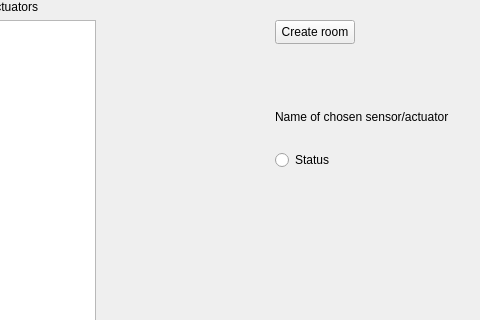
Old version of the form DomoticaGUI/mainwindow.ui in the repository Wboerenkamps/domitica; both pictures show x 265 to 745 and y 0 to 320 of the 745 by 480 pixel window.
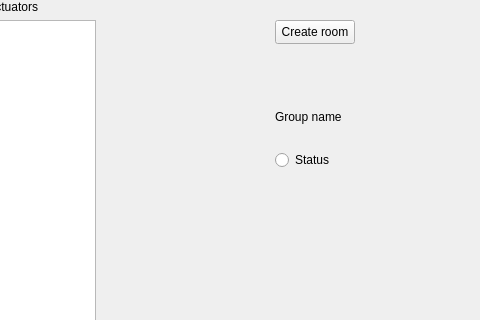
New version of the form.

Commit message: user can add groups, listview updates

```diff
--- a/DomoticaGUI/mainwindow.ui
+++ b/DomoticaGUI/mainwindow.ui
@@ -125,7 +125,7 @@
      <item row="0" column="0">
       <widget class="QLabel" name="label_3">
        <property name="text">
-        <string>Name of chosen sensor/actuator</string>
+        <string>Group name</string>
        </property>
       </widget>
      </item>
```
Left out of the diff: 2 changed lines with no effect on the pictures. The commit also changes 42 other files.
